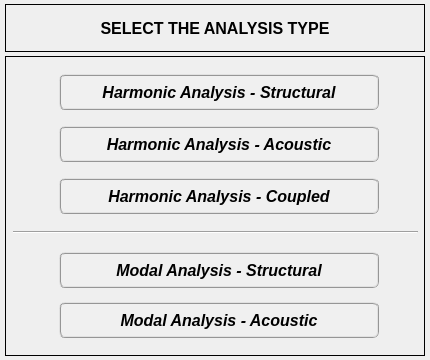
The window that data/ui_files/analysis/analysis_type_input.ui (MOPT-UFSC/VIBRA) describes before a commit, drawn with Qt 5.
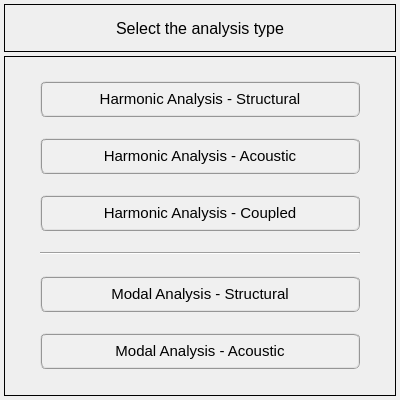
The same window after the commit. Icons and pictures are not drawn.

The edit to the form file:
```diff
--- a/data/ui_files/analysis/analysis_type_input.ui
+++ b/data/ui_files/analysis/analysis_type_input.ui
@@ -9,8 +9,8 @@
    <rect>
     <x>0</x>
     <y>0</y>
-    <width>430</width>
-    <height>360</height>
+    <width>400</width>
+    <height>400</height>
    </rect>
   </property>
   <property name="sizePolicy">
@@ -21,14 +21,14 @@
   </property>
   <property name="minimumSize">
    <size>
-    <width>430</width>
-    <height>360</height>
+    <width>400</width>
+    <height>400</height>
    </size>
   </property>
   <property name="maximumSize">
    <size>
-    <width>430</width>
-    <height>360</height>
+    <width>428</width>
+    <height>400</height>
    </size>
   </property>
   <property name="contextMenuPolicy">
@@ -46,25 +46,25 @@
   </property>
   <layout class="QGridLayout" name="gridLayout_2">
    <property name="leftMargin">
-    <number>2</number>
+    <number>4</number>
    </property>
    <property name="topMargin">
-    <number>2</number>
+    <number>4</number>
    </property>
    <property name="rightMargin">
-    <number>2</number>
+    <number>4</number>
    </property>
    <property name="bottomMargin">
-    <number>2</number>
+    <number>4</number>
    </property>
    <property name="spacing">
-    <number>2</number>
+    <number>4</number>
    </property>
    <item row="0" column="0">
     <widget class="QFrame" name="frame_title">
      <property name="minimumSize">
       <size>
-       <width>420</width>
+       <width>380</width>
        <height>48</height>
       </size>
      </property>
@@ -88,15 +88,15 @@
        <widget class="QLabel" name="label">
         <property name="font">
          <font>
-          <family>Arial</family>
+          <family>MS Shell Dlg 2</family>
           <pointsize>12</pointsize>
-          <weight>75</weight>
+          <weight>50</weight>
           <italic>false</italic>
-          <bold>true</bold>
+          <bold>false</bold>
          </font>
         </property>
         <property name="text">
-         <string>SELECT THE ANALYSIS TYPE</string>
+         <string>Select the analysis type</string>
         </property>
         <property name="textFormat">
          <enum>Qt::AutoText</enum>
@@ -113,14 +113,14 @@
     <widget class="QFrame" name="frame_2">
      <property name="minimumSize">
       <size>
-       <width>420</width>
+       <width>380</width>
        <height>300</height>
       </size>
      </property>
      <property name="maximumSize">
       <size>
        <width>420</width>
-       <height>300</height>
+       <height>400</height>
       </size>
      </property>
      <property name="frameShape">
@@ -129,15 +129,9 @@
      <property name="frameShadow">
       <enum>QFrame::Plain</enum>
      </property>
+     <layout class="QGridLayout" name="gridLayout_3">
+      <item row="0" column="0">
      <widget class="QPushButton" name="pushButton_harmonic_structural">
-      <property name="geometry">
-       <rect>
-        <x>54</x>
-        <y>18</y>
-        <width>320</width>
-        <height>36</height>
-       </rect>
-      </property>
       <property name="minimumSize">
        <size>
         <width>320</width>
@@ -152,11 +146,11 @@
       </property>
       <property name="font">
        <font>
-        <family>Arial</family>
-        <pointsize>12</pointsize>
-        <weight>75</weight>
-        <italic>true</italic>
-        <bold>true</bold>
+          <family>MS Shell Dlg 2</family>
+          <pointsize>11</pointsize>
+          <weight>50</weight>
+          <italic>false</italic>
+          <bold>false</bold>
        </font>
       </property>
       <property name="styleSheet">
@@ -185,15 +179,9 @@
        <bool>false</bool>
       </property>
      </widget>
+      </item>
+      <item row="1" column="0">
      <widget class="QPushButton" name="pushButton_harmonic_acoustic">
-      <property name="geometry">
-       <rect>
-        <x>54</x>
-        <y>70</y>
-        <width>320</width>
-        <height>36</height>
-       </rect>
-      </property>
       <property name="minimumSize">
        <size>
         <width>320</width>
@@ -208,11 +196,11 @@
       </property>
       <property name="font">
        <font>
-        <family>Arial</family>
-        <pointsize>12</pointsize>
-        <weight>75</weight>
-        <italic>true</italic>
-        <bold>true</bold>
+          <family>MS Shell Dlg 2</family>
+          <pointsize>11</pointsize>
+          <weight>50</weight>
+          <italic>false</italic>
+          <bold>false</bold>
        </font>
       </property>
       <property name="styleSheet">
@@ -224,15 +212,9 @@
        <string>Harmonic Analysis - Acoustic</string>
       </property>
      </widget>
+      </item>
+      <item row="2" column="0">
      <widget class="QPushButton" name="pushButton_harmonic_coupled">
-      <property name="geometry">
-       <rect>
-        <x>54</x>
-        <y>122</y>
-        <width>320</width>
-        <height>36</height>
-       </rect>
-      </property>
       <property name="minimumSize">
        <size>
         <width>320</width>
@@ -247,11 +229,11 @@
       </property>
       <property name="font">
        <font>
-        <family>Arial</family>
-        <pointsize>12</pointsize>
-        <weight>75</weight>
-        <italic>true</italic>
-        <bold>true</bold>
+          <family>MS Shell Dlg 2</family>
+          <pointsize>11</pointsize>
+          <weight>50</weight>
+          <italic>false</italic>
+          <bold>false</bold>
        </font>
       </property>
       <property name="styleSheet">
@@ -263,15 +245,16 @@
        <string>Harmonic Analysis - Coupled</string>
       </property>
      </widget>
+      </item>
+      <item row="3" column="0">
+       <widget class="Line" name="line">
+        <property name="orientation">
+         <enum>Qt::Horizontal</enum>
+        </property>
+       </widget>
+      </item>
+      <item row="4" column="0">
      <widget class="QPushButton" name="pushButton_modal_structural">
-      <property name="geometry">
-       <rect>
-        <x>54</x>
-        <y>196</y>
-        <width>320</width>
-        <height>36</height>
-       </rect>
-      </property>
       <property name="minimumSize">
        <size>
         <width>320</width>
@@ -286,11 +269,11 @@
       </property>
       <property name="font">
        <font>
-        <family>Arial</family>
-        <pointsize>12</pointsize>
-        <weight>75</weight>
-        <italic>true</italic>
-        <bold>true</bold>
+          <family>MS Shell Dlg 2</family>
+          <pointsize>11</pointsize>
+          <weight>50</weight>
+          <italic>false</italic>
+          <bold>false</bold>
        </font>
       </property>
       <property name="styleSheet">
@@ -302,15 +285,9 @@
        <string>Modal Analysis - Structural</string>
       </property>
      </widget>
+      </item>
+      <item row="5" column="0">
      <widget class="QPushButton" name="pushButton_modal_acoustic">
-      <property name="geometry">
-       <rect>
-        <x>54</x>
-        <y>246</y>
-        <width>320</width>
-        <height>36</height>
-       </rect>
-      </property>
       <property name="minimumSize">
        <size>
         <width>320</width>
@@ -325,11 +302,11 @@
       </property>
       <property name="font">
        <font>
-        <family>Arial</family>
-        <pointsize>12</pointsize>
-        <weight>75</weight>
-        <italic>true</italic>
-        <bold>true</bold>
+          <family>MS Shell Dlg 2</family>
+          <pointsize>11</pointsize>
+          <weight>50</weight>
+          <italic>false</italic>
+          <bold>false</bold>
        </font>
       </property>
       <property name="styleSheet">
@@ -341,19 +318,8 @@
        <string>Modal Analysis - Acoustic</string>
       </property>
      </widget>
-     <widget class="Line" name="line">
-      <property name="geometry">
-       <rect>
-        <x>8</x>
-        <y>168</y>
-        <width>405</width>
-        <height>16</height>
-       </rect>
-      </property>
-      <property name="orientation">
-       <enum>Qt::Horizontal</enum>
-      </property>
-     </widget>
+      </item>
+     </layout>
     </widget>
    </item>
   </layout>
```
Left out of the diff: 30 changed lines with no effect on the pictures. Lines whose indentation alone changed are shown as unchanged.
